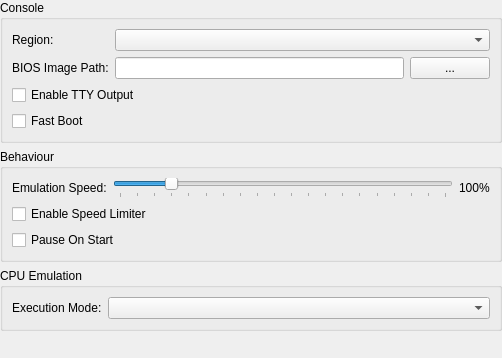
Old version of the form src/duckstation-qt/consolesettingswidget.ui in the repository kofxi3584karlayang/duckstation.
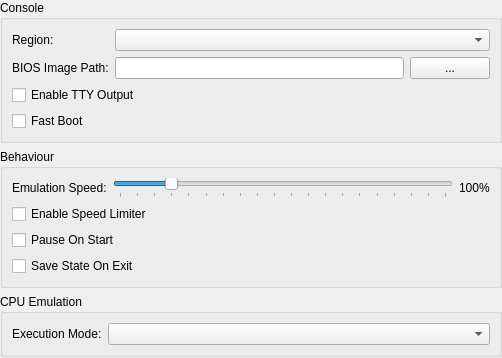
New version of the form.

Commit message: Frontends: Implement auto save on exit/resume

What changed in the file:
```diff
--- a/src/duckstation-qt/consolesettingswidget.ui
+++ b/src/duckstation-qt/consolesettingswidget.ui
@@ -146,6 +146,13 @@
         </property>
        </widget>
       </item>
+      <item row="6" column="0" colspan="2">
+       <widget class="QCheckBox" name="saveStateOnExit">
+        <property name="text">
+         <string>Save State On Exit</string>
+        </property>
+       </widget>
+      </item>
      </layout>
     </widget>
    </item>
```
The commit also changes 8 other files.
